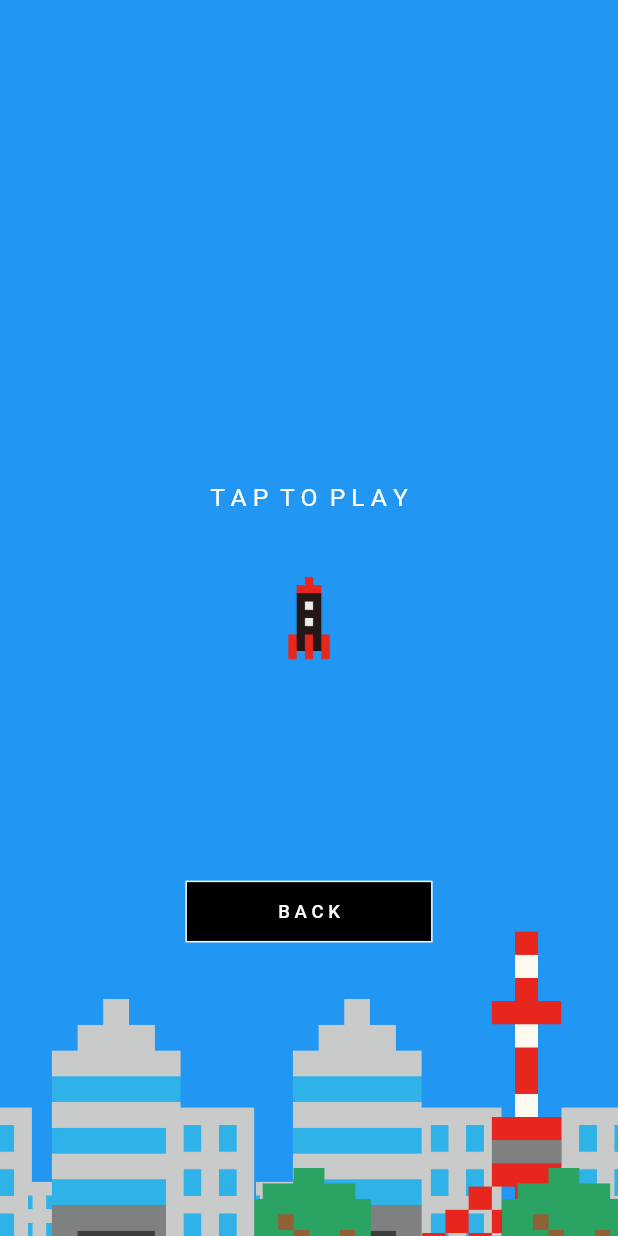
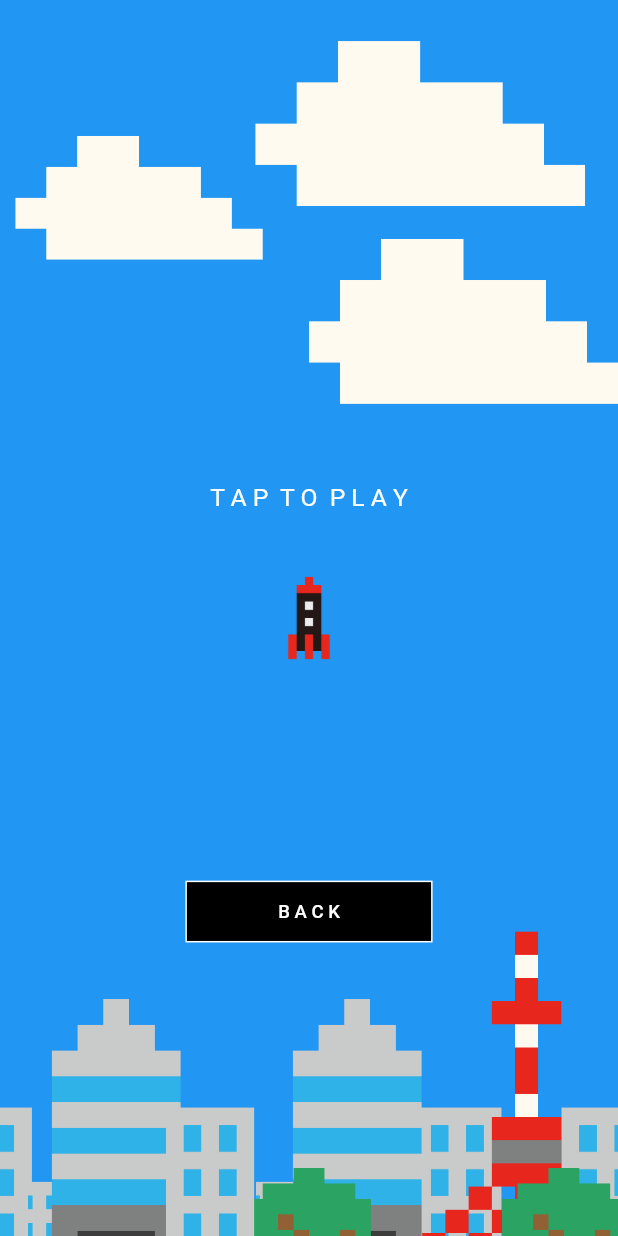
Before and after one commit to yuto90/new_rocket, a Flutter app: the screen it shows after launch, after a tap on "LEVEL", on a phone screen of 412 x 824 dp. Run offline on Flutter 3.47's test engine with Material 2 defaults, Android fonts, the phone set to English and light mode, and no system bars; our stand-ins replace flutter_dotenv, google_fonts, google_mobile_ads; network calls fail.

Commit message:
level毎のファイル分けを廃止

```diff
--- a/lib/level/level5.dart
+++ /dev/null
@@ -1,133 +0,0 @@
-import 'package:flutter/material.dart';
-import 'package:new_rocket/objects/cloud.dart';
-import 'package:new_rocket/objects/meteorite.dart';
-import 'package:new_rocket/objects/star.dart';
-import 'package:new_rocket/objects/ufo.dart';
-import '../size_config.dart';
-
-class Level5 extends StatelessWidget {
-  final model;
-  Level5({this.model});
-
-  @override
-  Widget build(BuildContext context) {
-    return Stack(
-      children: [
-        // * 障害物 -----------------------------------------------------------
-        Align(
-          alignment: Alignment(model.ufo_1, -1),
-          child: Ufo(),
-        ),
-        Align(
-          alignment: Alignment(model.ufo_075, -0.75),
-          child: Ufo(),
-        ),
-        Align(
-          alignment: Alignment(model.ufo_05, -0.5),
-          child: Ufo(),
-        ),
-        Align(
-          alignment: Alignment(model.ufo_025, -0.25),
-          child: Ufo(),
-        ),
-        Align(
-          alignment: Alignment(model.ufo0, 0),
-          child: Ufo(),
-        ),
-        Align(
-          alignment: Alignment(model.ufo025, 0.25),
-          child: Ufo(),
-        ),
-        Align(
-          alignment: Alignment(model.ufo05, 0.5),
-          child: Ufo(),
-        ),
-        Align(
-          alignment: Alignment(model.ufo075, 0.75),
-          child: Ufo(),
-        ),
-        Align(
-          alignment: Alignment(model.ufo1, 1),
-          child: Ufo(),
-        ),
-        // * 雲 -----------------------------------------------------------
-        Align(
-          alignment: Alignment(0.9, model.cloud),
-          child: Cloud(
-            vertical: SizeConfig.blockSizeVertical! * 20,
-            horizontal: SizeConfig.blockSizeHorizontal! * 60,
-          ),
-        ),
-        Align(
-          alignment: Alignment(-1, model.cloud2),
-          child: Cloud(
-            vertical: SizeConfig.blockSizeVertical! * 15,
-            horizontal: SizeConfig.blockSizeHorizontal! * 45,
-          ),
-        ),
-        Align(
-          alignment: Alignment(1, model.cloud3),
-          child: Cloud(
-            vertical: SizeConfig.blockSizeVertical! * 20,
-            horizontal: SizeConfig.blockSizeHorizontal! * 50,
-          ),
-        ),
-        // * 星 -----------------------------------------------------------
-        model.level != 7
-            ? Align(
-                alignment: Alignment((model.star * -1), model.star),
-                child: Star(),
-              )
-            : const SizedBox(),
-        model.level != 5 || model.level != 7
-            ? Align(
-                alignment: Alignment((model.star2 * -1), model.star2),
-                child: Star(),
-              )
-            : const SizedBox(),
-        model.level == 2
-            ? Align(
-                alignment: Alignment((model.star3 * -1), model.star3),
-                child: Star(),
-              )
-            : const SizedBox(),
-        // * 隕石 -----------------------------------------------------------
-        Align(
-          alignment: Alignment(1, model.meteorite),
-          child: Meteorite(
-            vertical: SizeConfig.blockSizeVertical! * 18,
-            horizontal: SizeConfig.blockSizeHorizontal! * 27,
-          ),
-        ),
-        Align(
-          alignment: Alignment(-0.8, model.meteorite2),
-          child: Meteorite(
-            vertical: SizeConfig.blockSizeVertical! * 15,
-            horizontal: SizeConfig.blockSizeHorizontal! * 20,
-          ),
-        ),
-        Align(
-          alignment: Alignment(0.6, model.meteorite3),
-          child: Meteorite(
-            vertical: SizeConfig.blockSizeVertical! * 10,
-            horizontal: SizeConfig.blockSizeHorizontal! * 20,
-          ),
-        ),
-        Align(
-          alignment: Alignment(0.8, model.meteorite4),
-          child: Meteorite(
-            vertical: SizeConfig.blockSizeVertical! * 16,
-            horizontal: SizeConfig.blockSizeHorizontal! * 26,
-          ),
-        ),
-        Align(
-          alignment: Alignment(-0.6, model.meteorite5),
-          child: Meteorite(
-            vertical: SizeConfig.blockSizeVertical! * 18,
-            horizontal: SizeConfig.blockSizeHorizontal! * 27,
-          ),
-        ),
-      ],
-    );
-  }
-}
--- a/lib/mainpage.dart
+++ b/lib/mainpage.dart
@@ -10,13 +10,15 @@ import 'mode/ready.dart';
 import 'mode/top.dart';
 import 'objects/building.dart';
 import 'objects/building2.dart';
+import 'objects/cloud.dart';
 import 'objects/explosion.dart';
 import 'objects/goal.dart';
+import 'objects/meteorite.dart';
 import 'objects/office.dart';
 import 'objects/rocket.dart';
-import 'level/level4.dart';
-import 'level/level5.dart';
+import 'objects/star.dart';
 import 'objects/tokyo_tower.dart';
+import 'objects/ufo.dart';
 import 'objects/wood.dart';
 
 class MainPage extends StatelessWidget {
@@ -29,7 +31,7 @@ class MainPage extends StatelessWidget {
         builder: (context, model, child) {
           return GestureDetector(
             onTap: () {
-              model.tapAction(context);
+              model.tapAction();
             },
             child: Stack(
               children: [
@@ -114,18 +116,120 @@ class MainPage extends StatelessWidget {
                         child: MyRocket(boostFlg: model.boost),
                       )
                     : const SizedBox(),
-
-                // ! レベル毎に出現オブジェクトを変える -----------------
-                model.selectedLevel == 4
-                    ? Level4(model: model)
+                // * 障害物 -----------------------------------------------------------
+                Align(
+                  alignment: Alignment(model.ufo_1, -1),
+                  child: Ufo(),
+                ),
+                Align(
+                  alignment: Alignment(model.ufo_075, -0.75),
+                  child: Ufo(),
+                ),
+                Align(
+                  alignment: Alignment(model.ufo_05, -0.5),
+                  child: Ufo(),
+                ),
+                Align(
+                  alignment: Alignment(model.ufo_025, -0.25),
+                  child: Ufo(),
+                ),
+                Align(
+                  alignment: Alignment(model.ufo0, 0),
+                  child: Ufo(),
+                ),
+                Align(
+                  alignment: Alignment(model.ufo025, 0.25),
+                  child: Ufo(),
+                ),
+                Align(
+                  alignment: Alignment(model.ufo05, 0.5),
+                  child: Ufo(),
+                ),
+                Align(
+                  alignment: Alignment(model.ufo075, 0.75),
+                  child: Ufo(),
+                ),
+                Align(
+                  alignment: Alignment(model.ufo1, 1),
+                  child: Ufo(),
+                ),
+                // * 雲 -----------------------------------------------------------
+                Align(
+                  alignment: Alignment(0.9, model.cloud),
+                  child: Cloud(
+                    vertical: SizeConfig.blockSizeVertical! * 20,
+                    horizontal: SizeConfig.blockSizeHorizontal! * 60,
+                  ),
+                ),
+                Align(
+                  alignment: Alignment(-1, model.cloud2),
+                  child: Cloud(
+                    vertical: SizeConfig.blockSizeVertical! * 15,
+                    horizontal: SizeConfig.blockSizeHorizontal! * 45,
+                  ),
+                ),
+                Align(
+                  alignment: Alignment(1, model.cloud3),
+                  child: Cloud(
+                    vertical: SizeConfig.blockSizeVertical! * 20,
+                    horizontal: SizeConfig.blockSizeHorizontal! * 50,
+                  ),
+                ),
+                // * 星 -----------------------------------------------------------
+                model.level != 7
+                    ? Align(
+                        alignment: Alignment((model.star * -1), model.star),
+                        child: Star(),
+                      )
                     : const SizedBox(),
-                model.selectedLevel == 5
-                    ? Level5(model: model)
+                model.level != 5 || model.level != 7
+                    ? Align(
+                        alignment: Alignment((model.star2 * -1), model.star2),
+                        child: Star(),
+                      )
                     : const SizedBox(),
-                model.selectedLevel == 6
-                    ? Level5(model: model)
+                model.level == 2
+                    ? Align(
+                        alignment: Alignment((model.star3 * -1), model.star3),
+                        child: Star(),
+                      )
                     : const SizedBox(),
-                // ! -------------------------------------------
+                // * 隕石 -----------------------------------------------------------
+                Align(
+                  alignment: Alignment(1, model.meteorite),
+                  child: Meteorite(
+                    vertical: SizeConfig.blockSizeVertical! * 18,
+                    horizontal: SizeConfig.blockSizeHorizontal! * 27,
+                  ),
+                ),
+                Align(
+                  alignment: Alignment(-0.8, model.meteorite2),
+                  child: Meteorite(
+                    vertical: SizeConfig.blockSizeVertical! * 15,
+                    horizontal: SizeConfig.blockSizeHorizontal! * 20,
+                  ),
+                ),
+                Align(
+                  alignment: Alignment(0.6, model.meteorite3),
+                  child: Meteorite(
+                    vertical: SizeConfig.blockSizeVertical! * 10,
+                    horizontal: SizeConfig.blockSizeHorizontal! * 20,
+                  ),
+                ),
+                Align(
+                  alignment: Alignment(0.8, model.meteorite4),
+                  child: Meteorite(
+                    vertical: SizeConfig.blockSizeVertical! * 16,
+                    horizontal: SizeConfig.blockSizeHorizontal! * 26,
+                  ),
+                ),
+                Align(
+                  alignment: Alignment(-0.6, model.meteorite5),
+                  child: Meteorite(
+                    vertical: SizeConfig.blockSizeVertical! * 18,
+                    horizontal: SizeConfig.blockSizeHorizontal! * 27,
+                  ),
+                ),
 
                 // * ルール説明画面
                 How(model: model),
--- a/lib/mode/how.dart
+++ b/lib/mode/how.dart
@@ -1,5 +1,4 @@
 import 'package:flutter/material.dart';
-import 'package:google_mobile_ads/google_mobile_ads.dart';
 import '../objects/goal.dart';
 import '../objects/star.dart';
 import '../objects/ufo.dart';
```
Also changed, not shown: lib/level/level4.dart (deleted, +0 -133 lines), lib/mainpage_model.dart (+55 -228 lines).
